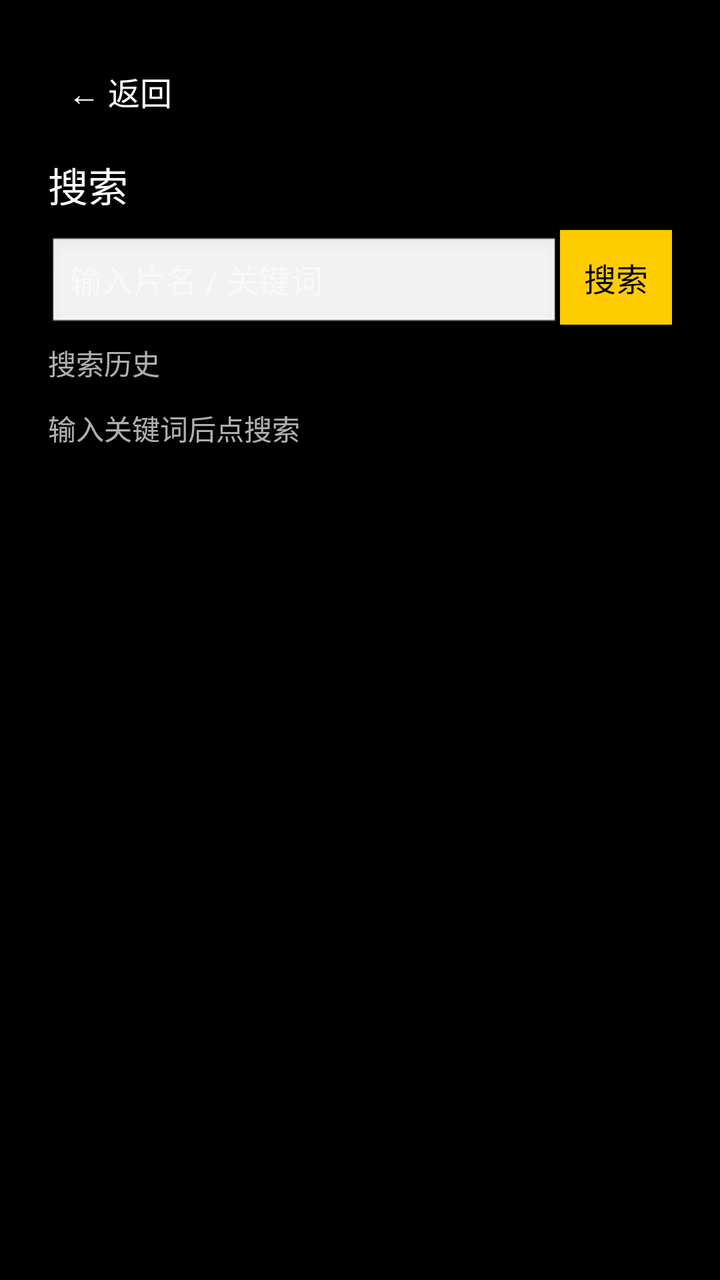
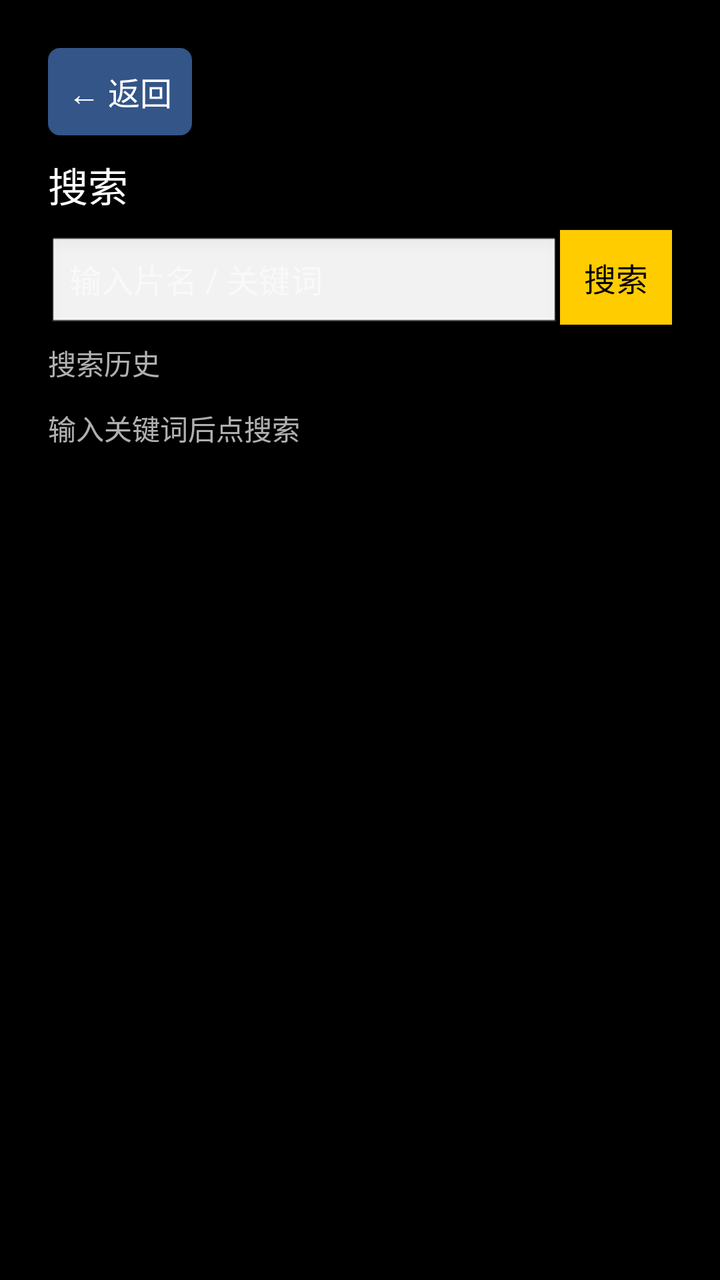

The first picture is an Android layout as it rendered before a commit; the second is the same layout after the commit. The layout source and the unified diff follow.
<!-- AndroidManifest.xml: activity theme android:Theme.Black.NoTitleBar -->
<!-- res/layout/activity_search.xml -->
<?xml version="1.0" encoding="utf-8"?>
<LinearLayout xmlns:android="http://schemas.android.com/apk/res/android"
    android:layout_width="match_parent"
    android:layout_height="match_parent"
    android:orientation="vertical"
    android:background="#000000"
    android:padding="24dp">

    <TextView
        android:id="@+id/btnBack"
        android:layout_width="wrap_content"
        android:layout_height="wrap_content"
        android:padding="10dp"
        android:textColor="#FFFFFF"
        android:textSize="16sp"
        android:focusable="true"
        android:clickable="true"
        android:background="#66000000"
        android:text="← 返回" />

    <TextView
        android:layout_width="match_parent"
        android:layout_height="wrap_content"
        android:paddingTop="10dp"
        android:paddingBottom="8dp"
        android:textColor="#FFFFFF"
        android:textSize="20sp"
        android:text="搜索" />

    <LinearLayout
        android:layout_width="match_parent"
        android:layout_height="wrap_content"
        android:orientation="horizontal">

        <EditText
            android:id="@+id/searchInput"
            android:layout_width="0dp"
            android:layout_height="wrap_content"
            android:layout_weight="1"
            android:hint="输入片名 / 关键词"
            android:textColor="#FFFFFF"
            android:textColorHint="#80FFFFFF"
            android:textSize="16sp"
            android:inputType="text" />

        <TextView
            android:id="@+id/btnSearch"
            android:layout_width="wrap_content"
            android:layout_height="wrap_content"
            android:padding="12dp"
            android:textColor="#000000"
            android:textSize="16sp"
            android:focusable="true"
            android:clickable="true"
            android:background="#FFCC00"
            android:text="搜索" />

    </LinearLayout>

    
    <LinearLayout
        android:layout_width="match_parent"
        android:layout_height="wrap_content"
        android:orientation="vertical">

        <TextView
            android:id="@+id/histTitle"
            android:layout_width="match_parent"
            android:layout_height="wrap_content"
            android:paddingTop="8dp"
            android:paddingBottom="4dp"
            android:textColor="#B0FFFFFF"
            android:textSize="14sp"
            android:text="搜索历史" />

        <androidx.recyclerview.widget.RecyclerView
            android:id="@+id/searchWords"
            android:layout_width="match_parent"
            android:layout_height="wrap_content"
            android:maxHeight="150dp"
            android:clipToPadding="false" />

    </LinearLayout>

    <TextView
        android:id="@+id/searchLabel"
        android:layout_width="match_parent"
        android:layout_height="wrap_content"
        android:paddingTop="8dp"
        android:paddingBottom="8dp"
        android:textColor="#B0FFFFFF"
        android:textSize="14sp"
        android:text="输入关键词后点搜索" />

    
    <com.xinghui.tv.view.TvSoftKeyboard
        android:id="@+id/keyboard"
        android:layout_width="match_parent"
        android:layout_height="wrap_content"
        android:layout_marginTop="4dp"
        android:visibility="gone" />

    <androidx.recyclerview.widget.RecyclerView
        android:id="@+id/searchList"
        android:layout_width="match_parent"
        android:layout_height="0dp"
        android:layout_weight="1"
        android:clipToPadding="false" />

</LinearLayout>
<!-- resources referenced by this layout -->
<resources>

</resources>

<!-- the commit's change to res/layout/activity_search.xml (unified diff, before → after) -->
@@ -15,7 +15,7 @@
         android:textSize="16sp"
         android:focusable="true"
         android:clickable="true"
-        android:background="#66000000"
+        android:background="@drawable/selector_tv_btn"
         android:text="← 返回" />
 
     <TextView
<!-- resource entries referenced after the edit -->
@@ -1,5 +1,20 @@
 <!-- resources referenced by this layout -->
 <resources>
-
+  <!-- drawable selector_tv_btn (drawable) -->
+  <?xml version="1.0" encoding="utf-8"?>
+  <selector xmlns:android="http://schemas.android.com/apk/res/android">
+      <item android:state_focused="true">
+          <shape>
+              <solid android:color="#FFCC00" />
+              <corners android:radius="6dp" />
+          </shape>
+      </item>
+      <item>
+          <shape>
+              <solid android:color="#335588" />
+              <corners android:radius="6dp" />
+          </shape>
+      </item>
+  </selector>
 </resources>
 
